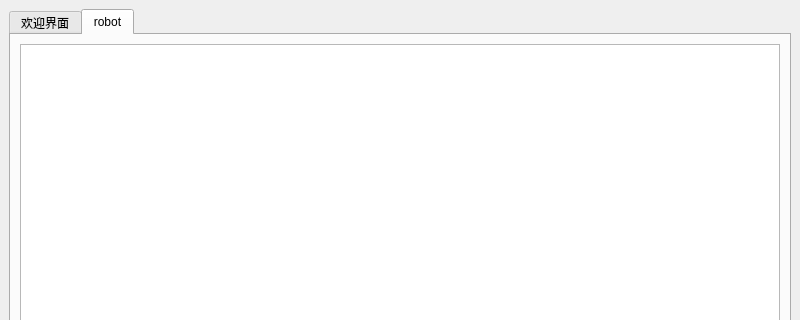
This is ui/mainwindow.ui in chengyangkj/Ros_Qt5_Gui_App as Qt 5 draws it before an edit; both pictures show x 0 to 800 and y 0 to 320 of the 800 by 600 pixel window. The edited form follows.
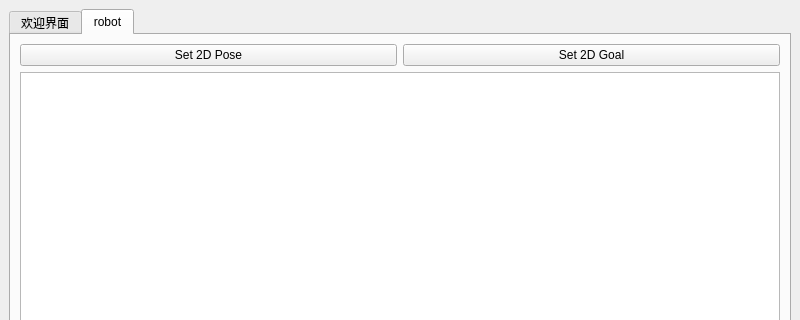
This is the edited form.

Patch:
```diff
--- a/ui/mainwindow.ui
+++ b/ui/mainwindow.ui
@@ -94,6 +94,24 @@
         <string>robot</string>
        </attribute>
        <layout class="QVBoxLayout" name="verticalLayout_3">
+        <item>
+         <layout class="QHBoxLayout" name="horizontalLayout_2">
+          <item>
+           <widget class="QPushButton" name="pushButton_5">
+            <property name="text">
+             <string>Set 2D Pose</string>
+            </property>
+           </widget>
+          </item>
+          <item>
+           <widget class="QPushButton" name="pushButton_6">
+            <property name="text">
+             <string>Set 2D Goal</string>
+            </property>
+           </widget>
+          </item>
+         </layout>
+        </item>
         <item>
          <layout class="QVBoxLayout" name="verticalLayout">
           <item>
```
